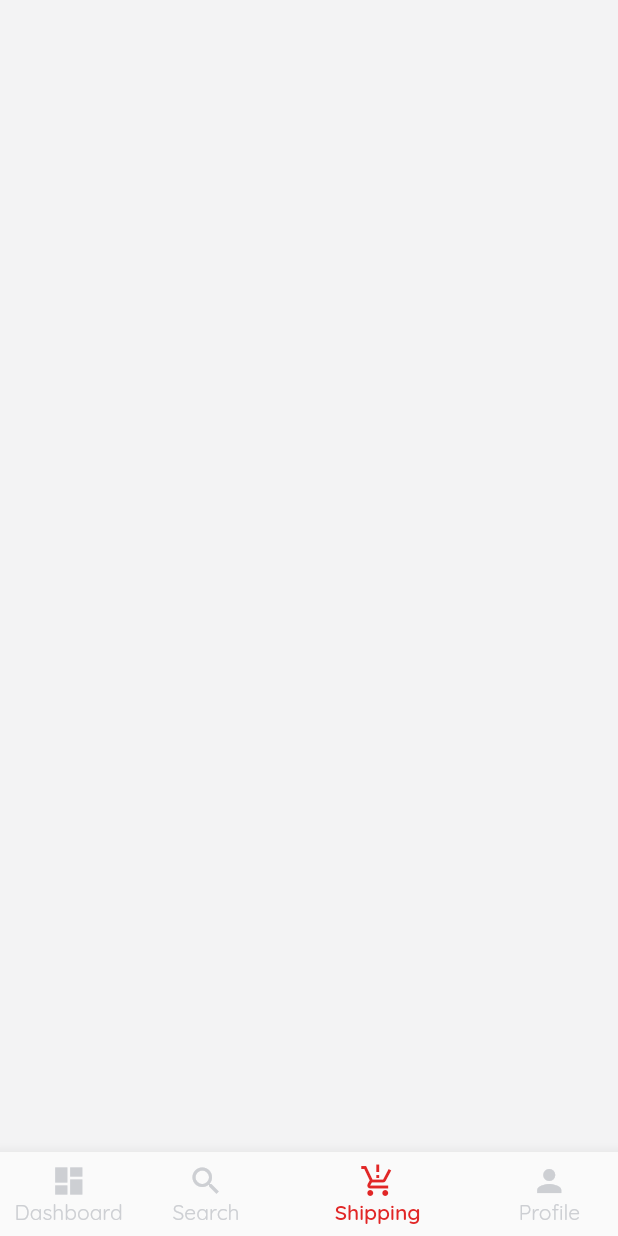
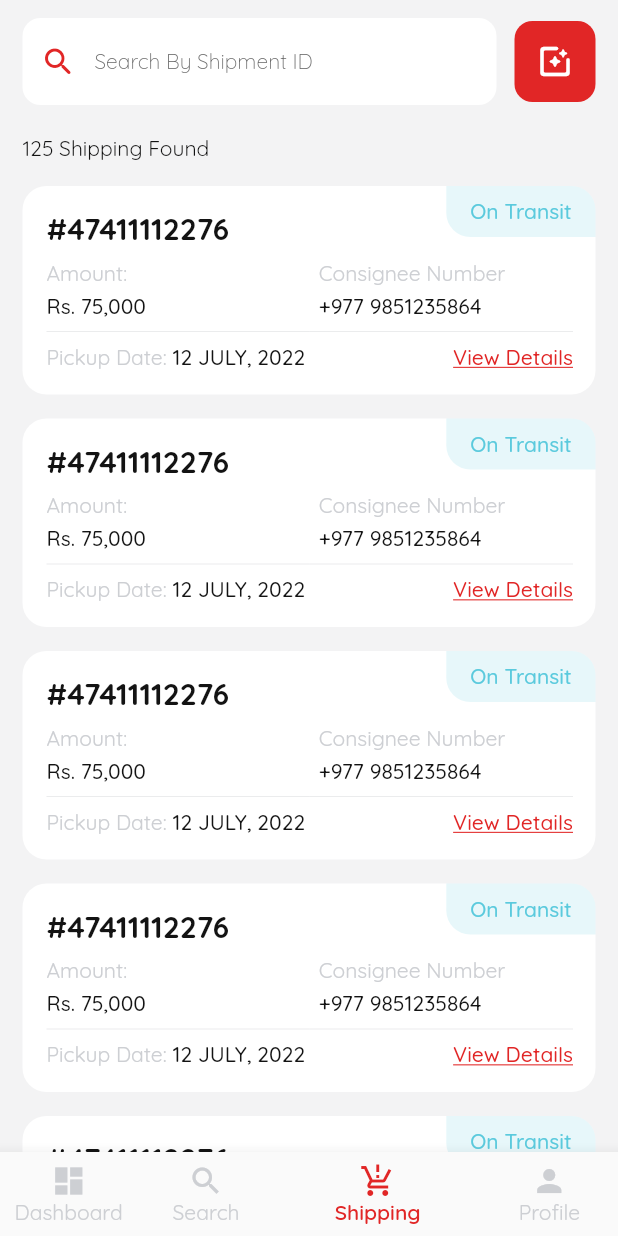
Before and after one commit to sumitkakshapati/aramex-mobile-app, a Flutter app: the DashboardWidgets screen opened directly, swiped to page 3, on a phone screen of 412 x 824 dp. Run offline on Flutter 3.47's test engine with Material 2 defaults, Android fonts, the phone set to English and light mode, and no system bars; our stand-ins replace bloc, cached_network_image, connectivity_plus, dio, dotted_border, dotted_line and 11 more; missing offline and left inert: flutter_facebook_auth, google_api_availability; accounts and stored records are empty; network calls fail.

Commit message:
shipping page added

```diff
--- a/lib/app/theme.dart
+++ b/lib/app/theme.dart
@@ -19,6 +19,7 @@ class CustomTheme {
   static const Color shadowColor = Color(0x1A000000);
   static const Color darkerBlack = Color(0xff060606);
   static const Color green = Color(0xFF59C139);
+  static const Color skyBlue = Color(0xFF5BCADD);
 
   static const Color darkTextColor = Color(0xfff8f8f8);
 
--- a/lib/common/widget/button/custom_icon_button.dart
+++ b/lib/common/widget/button/custom_icon_button.dart
@@ -3,10 +3,18 @@ import 'package:flutter/material.dart';
 class CustomIconButton extends StatelessWidget {
   final IconData icon;
   final void Function()? onPressed;
+  final Color iconColor;
+  final Color backgroundColor;
+  final double borderRadius;
+  final double padding;
   const CustomIconButton({
     Key? key,
     required this.icon,
     this.onPressed,
+    this.backgroundColor = Colors.white,
+    this.iconColor = Colors.black,
+    this.borderRadius = 100,
+    this.padding = 9,
   }) : super(key: key);
 
   @override
@@ -15,14 +23,14 @@ class CustomIconButton extends StatelessWidget {
       onTap: onPressed,
       borderRadius: BorderRadius.circular(100),
       child: Container(
-        decoration: const BoxDecoration(
-          color: Colors.white,
-          shape: BoxShape.circle,
+        decoration: BoxDecoration(
+          color: backgroundColor,
+          borderRadius: BorderRadius.circular(borderRadius),
         ),
-        padding: const EdgeInsets.all(9),
+        padding: EdgeInsets.all(padding),
         child: Icon(
           icon,
-          color: Colors.black,
+          color: iconColor,
           size: 26,
         ),
       ),
--- /dev/null
+++ b/lib/common/widget/text_field/search_textfield.dart
@@ -0,0 +1,67 @@
+import 'package:boilerplate/app/theme.dart';
+import 'package:flutter/material.dart';
+
+class SearchTextField extends StatelessWidget {
+  final String hintText;
+  final TextInputType? textInputType;
+  final double bottomPadding;
+  final bool obscureText;
+  const SearchTextField({
+    required this.hintText,
+    this.bottomPadding = 16,
+    this.obscureText = false,
+    this.textInputType,
+  });
+
+  @override
+  Widget build(BuildContext context) {
+    final _theme = Theme.of(context);
+    final _textTheme = _theme.textTheme;
+
+    return Container(
+      margin: EdgeInsets.only(bottom: bottomPadding),
+      child: Container(
+        decoration: BoxDecoration(
+          color: Colors.white,
+          borderRadius: BorderRadius.circular(12),
+        ),
+        child: Row(
+          crossAxisAlignment: CrossAxisAlignment.center,
+          children: [
+            Container(
+              padding: const EdgeInsets.only(left: 12),
+              child: Icon(
+                Icons.search_rounded,
+                color: _theme.primaryColor,
+              ),
+            ),
+            Expanded(
+              child: TextField(
+                style: _textTheme.headline6!.copyWith(
+                  fontWeight: FontWeight.w600,
+                ),
+                cursorColor: CustomTheme.primaryColor,
+                maxLines: 1,
+                keyboardType: TextInputType.text,
+                obscureText: obscureText,
+                decoration: InputDecoration(
+                  border: InputBorder.none,
+                  fillColor: Colors.transparent,
+                  contentPadding: const EdgeInsets.symmetric(
+                    vertical: 20,
+                    horizontal: 12,
+                  ),
+                  counterText: "",
+                  hintText: hintText,
+                  hintStyle: _textTheme.headline6!.copyWith(
+                    color: CustomTheme.lightGray,
+                  ),
+                ),
+              ),
+            ),
+          ],
+        ),
+      ),
+    );
+  }
+}
--- /dev/null
+++ b/lib/feature/shipping/ui/widgets/shipment_card.dart
@@ -0,0 +1,157 @@
+import 'package:boilerplate/app/theme.dart';
+import 'package:boilerplate/common/util/size_utils.dart';
+import 'package:flutter/material.dart';
+
+class ShipmentCard extends StatelessWidget {
+  final double horizontalMargin;
+  final double bottomMargin;
+  const ShipmentCard({
+    Key? key,
+    this.horizontalMargin = 0,
+    this.bottomMargin = 16,
+  }) : super(key: key);
+
+  @override
+  Widget build(BuildContext context) {
+    final _theme = Theme.of(context);
+    final _textTheme = _theme.textTheme;
+
+    return Container(
+      margin: EdgeInsets.only(
+        left: horizontalMargin,
+        right: horizontalMargin,
+        bottom: bottomMargin,
+      ),
+      decoration: BoxDecoration(
+        borderRadius: BorderRadius.circular(16),
+        color: Colors.white,
+      ),
+      padding: EdgeInsets.only(left: 16.wp, bottom: 16.wp),
+      child: Column(
+        children: [
+          Row(
+            crossAxisAlignment: CrossAxisAlignment.start,
+            children: [
+              Expanded(
+                child: Container(
+                  padding: EdgeInsets.only(top: 16.hp),
+                  child: Text(
+                    "#47411112276",
+                    style: _textTheme.headline3!.copyWith(
+                      fontWeight: FontWeight.w700,
+                    ),
+                  ),
+                ),
+              ),
+              Container(
+                decoration: BoxDecoration(
+                  borderRadius: const BorderRadius.only(
+                    topRight: Radius.circular(16),
+                    bottomLeft: Radius.circular(16),
+                  ),
+                  color: CustomTheme.skyBlue.withOpacity(0.15),
+                ),
+                padding:
+                    const EdgeInsets.symmetric(vertical: 8, horizontal: 16),
+                child: Text(
+                  "On Transit",
+                  style: _textTheme.headline6!.copyWith(
+                    fontWeight: FontWeight.w500,
+                    color: CustomTheme.skyBlue,
+                  ),
+                ),
+              )
+            ],
+          ),
+          SizedBox(height: 8.hp),
+          Row(
+            children: [
+              Expanded(
+                child: Column(
+                  crossAxisAlignment: CrossAxisAlignment.start,
+                  children: [
+                    Text(
+                      "Amount:",
+                      style: _textTheme.headline6!.copyWith(
+                        fontWeight: FontWeight.w400,
+                        color: CustomTheme.gray,
+                      ),
+                    ),
+                    SizedBox(height: 4.hp),
+                    Text(
+                      "Rs. 75,000",
+                      style: _textTheme.headline6!.copyWith(
+                        fontWeight: FontWeight.w500,
+                      ),
+                    ),
+                  ],
+                ),
+              ),
+              SizedBox(width: 12.wp),
+              Expanded(
+                child: Column(
+                  crossAxisAlignment: CrossAxisAlignment.start,
+                  children: [
+                    Text(
+                      "Consignee Number",
+                      style: _textTheme.headline6!.copyWith(
+                        fontWeight: FontWeight.w400,
+                        color: CustomTheme.gray,
+                      ),
+                    ),
+                    SizedBox(height: 4.hp),
+                    Text(
+                      "+977 9851235864",
+                      style: _textTheme.headline6!.copyWith(
+                        fontWeight: FontWeight.w500,
+                      ),
+                    ),
+                  ],
+                ),
+              ),
+              const SizedBox(width: CustomTheme.symmetricHozPadding),
+            ],
+          ),
+          Container(
+            padding:
+                const EdgeInsets.only(right: CustomTheme.symmetricHozPadding),
+            child: Divider(
+              color: CustomTheme.gray.withOpacity(0.4),
+            ),
+          ),
+          Row(
+            children: [
+              Text(
+                "Pickup Date:",
+                style: _textTheme.headline6!.copyWith(
+                  fontWeight: FontWeight.w400,
+                  color: CustomTheme.gray,
+                ),
+              ),
+              SizedBox(width: 4.hp),
+              Expanded(
+                child: Text(
+                  "12 JULY, 2022",
+                  style: _textTheme.headline6!.copyWith(
+                    fontWeight: FontWeight.w500,
+                  ),
+                ),
+              ),
+              InkWell(
+                child: Text(
+                  "View Details",
+                  style: _textTheme.headline6!.copyWith(
+                    fontWeight: FontWeight.w500,
+                    color: _theme.primaryColor,
+                    decoration: TextDecoration.underline,
+                  ),
+                ),
+              ),
+              const SizedBox(width: CustomTheme.symmetricHozPadding),
+            ],
+          )
+        ],
+      ),
+    );
+  }
+}
--- a/lib/feature/shipping/ui/widgets/shipping_widgets.dart
+++ b/lib/feature/shipping/ui/widgets/shipping_widgets.dart
@@ -1,10 +1,81 @@
+import 'package:boilerplate/app/theme.dart';
+import 'package:boilerplate/common/util/size_utils.dart';
+import 'package:boilerplate/common/widget/button/custom_icon_button.dart';
+import 'package:boilerplate/common/widget/text_field/search_textfield.dart';
+import 'package:boilerplate/feature/shipping/ui/widgets/shipment_card.dart';
 import 'package:flutter/material.dart';
+import 'package:sliver_tools/sliver_tools.dart';
 
 class ShippingWidgets extends StatelessWidget {
   const ShippingWidgets({Key? key}) : super(key: key);
 
   @override
   Widget build(BuildContext context) {
-    return Scaffold();
+    final _theme = Theme.of(context);
+    final _textTheme = _theme.textTheme;
+
+    return Scaffold(
+      body: CustomScrollView(
+        slivers: [
+          SliverPinnedHeader(
+            child: Container(
+              padding: EdgeInsets.only(
+                top: MediaQuery.of(context).viewPadding.top + 12,
+                left: CustomTheme.symmetricHozPadding,
+                right: CustomTheme.symmetricHozPadding,
+                bottom: 20.hp,
+              ),
+              color: _theme.scaffoldBackgroundColor,
+              child: Row(
+                crossAxisAlignment: CrossAxisAlignment.center,
+                children: [
+                  const Expanded(
+                    child: SearchTextField(
+                      hintText: "Search By Shipment ID",
+                      bottomPadding: 0,
+                    ),
+                  ),
+                  SizedBox(width: 12.wp),
+                  Center(
+                    child: CustomIconButton(
+                      icon: Icons.photo_filter_rounded,
+                      backgroundColor: _theme.primaryColor,
+                      iconColor: Colors.white,
+                      borderRadius: 12,
+                      padding: 14,
+                      onPressed: () {},
+                    ),
+                  )
+                ],
+              ),
+            ),
+          ),
+          SliverToBoxAdapter(
+            child: Container(
+              padding: const EdgeInsets.symmetric(
+                horizontal: CustomTheme.symmetricHozPadding,
+              ),
+              margin: EdgeInsets.only(bottom: 16.hp),
+              child: Text(
+                "125 Shipping Found",
+                style: _textTheme.headline6!.copyWith(
+                  fontWeight: FontWeight.w400,
+                ),
+              ),
+            ),
+          ),
+          SliverList(
+            delegate: SliverChildBuilderDelegate(
+              (context, index) {
+                return const ShipmentCard(
+                  horizontalMargin: CustomTheme.symmetricHozPadding,
+                );
+              },
+              childCount: 10,
+            ),
+          )
+        ],
+      ),
+    );
   }
 }
--- a/pubspec.yaml
+++ b/pubspec.yaml
@@ -16,6 +16,7 @@ dependencies:
   dotted_border: ^2.0.0+2
   flutter_svg: ^1.0.3
   dotted_line: ^3.1.0
+  sliver_tools: ^0.2.8
 
   cached_network_image: ^3.2.0
   flutter_cache_manager: ^3.3.0
```
Also changed, not shown: pubspec.lock.
